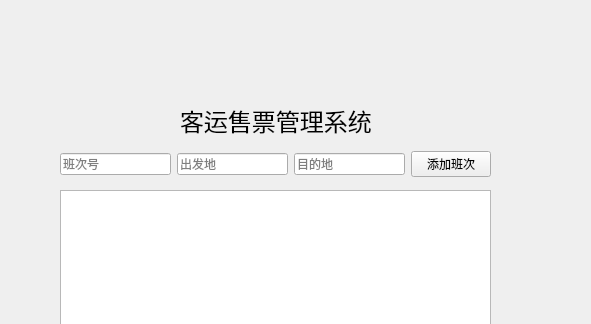
wswdd-creat/bus_ticket_system, file widget.ui: the form before one commit; both pictures show x 0 to 591 and y 0 to 324 of the 800 by 600 pixel window.
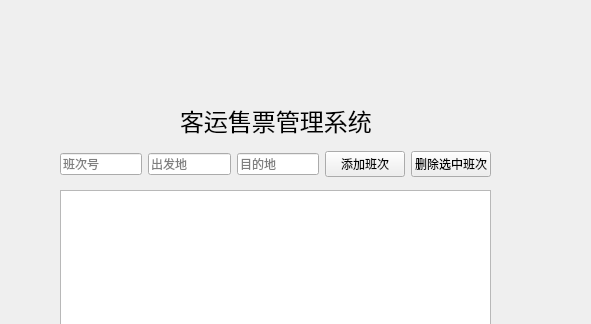
The form after the commit.

Commit message: V0.3 实现选中班次删除和操作确认

Patch:
```diff
--- a/widget.ui
+++ b/widget.ui
@@ -53,23 +53,13 @@
     </rect>
    </property>
    <layout class="QHBoxLayout" name="horizontalLayout">
-    <item>
-     <widget class="QLineEdit" name="destinationEdit">
-      <property name="text">
-       <string/>
-      </property>
-      <property name="placeholderText">
-       <string>班次号</string>
-      </property>
-     </widget>
-    </item>
     <item>
      <widget class="QLineEdit" name="routeNumberEdit">
       <property name="text">
        <string/>
       </property>
       <property name="placeholderText">
-       <string>出发地</string>
+       <string>班次号</string>
       </property>
      </widget>
     </item>
@@ -79,6 +69,16 @@
        <string/>
       </property>
       <property name="placeholderText">
+       <string>出发地</string>
+      </property>
+     </widget>
+    </item>
+    <item>
+     <widget class="QLineEdit" name="destinationEdit">
+      <property name="text">
+       <string/>
+      </property>
+      <property name="placeholderText">
        <string>目的地</string>
       </property>
      </widget>
@@ -90,6 +90,13 @@
       </property>
      </widget>
     </item>
+    <item>
+     <widget class="QPushButton" name="deleteRouteButton">
+      <property name="text">
+       <string>删除选中班次</string>
+      </property>
+     </widget>
+    </item>
    </layout>
   </widget>
  </widget>
```
The commit also changes 1 other file.
